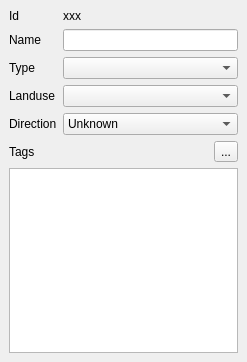
The window that RoadProperties.ui (openstreetmap/merkaartor) describes before a commit, drawn with Qt 5.
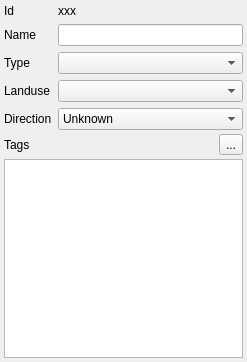
The same window after the commit. Icons and pictures are not drawn.

Diff of the .ui file:
```diff
--- a/RoadProperties.ui
+++ b/RoadProperties.ui
@@ -13,11 +13,11 @@
    <string>Form</string>
   </property>
   <layout class="QVBoxLayout" >
-   <property name="margin" >
-    <number>9</number>
-   </property>
    <property name="spacing" >
-    <number>6</number>
+    <number>4</number>
+   </property>
+   <property name="margin" >
+    <number>4</number>
    </property>
    <item>
     <layout class="QGridLayout" >
```
Left out of the diff: 11 changed lines with no effect on the pictures.
